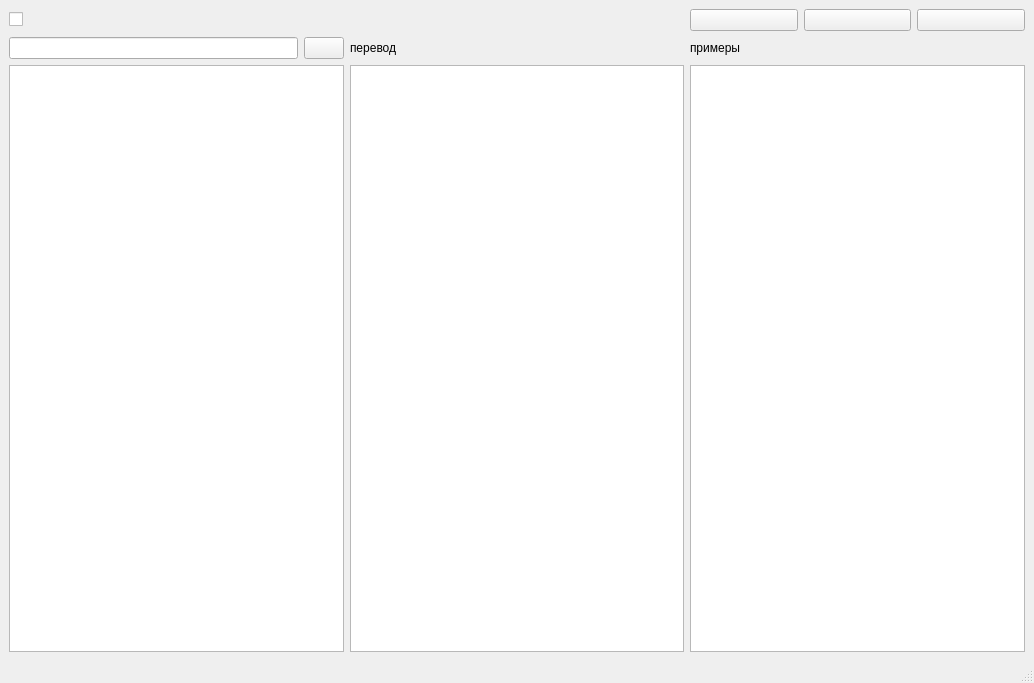
First picture: the form in Views/Generate/window_data.ui, repository sonic8888/PyDictionary, before the edit.
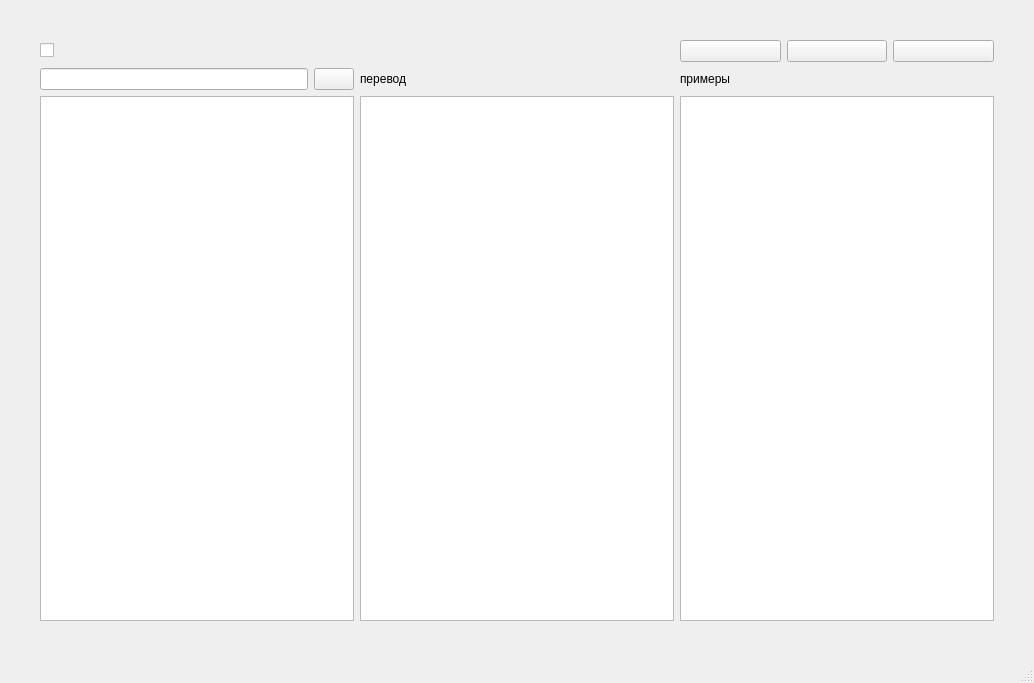
Second picture: the form after the edit.

The edit to the form file:
```diff
--- a/Views/Generate/window_data.ui
+++ b/Views/Generate/window_data.ui
@@ -15,6 +15,18 @@
   </property>
   <widget class="QWidget" name="centralwidget">
    <layout class="QGridLayout" name="gridLayout">
+    <property name="leftMargin">
+     <number>40</number>
+    </property>
+    <property name="topMargin">
+     <number>40</number>
+    </property>
+    <property name="rightMargin">
+     <number>40</number>
+    </property>
+    <property name="bottomMargin">
+     <number>40</number>
+    </property>
     <item row="0" column="2">
      <layout class="QHBoxLayout" name="horizontalLayout_2">
       <item>
```
Left out of the diff: 2 changed lines with no effect on the pictures.
